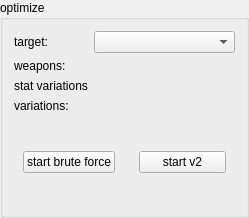
This is src/app/optimize_widget.ui in hanslhansl/elden-ring-damage-optimizer as Qt 5 draws it before an edit. The edited form follows.
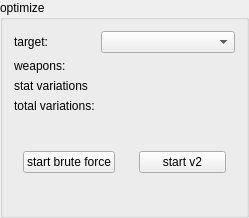
This is the edited form.

Commit message: slightly improved error handling in ui

What changed in the file:
```diff
--- a/src/app/optimize_widget.ui
+++ b/src/app/optimize_widget.ui
@@ -46,7 +46,7 @@
      <item row="3" column="0">
       <widget class="QLabel" name="label_2">
        <property name="text">
-        <string>variations:</string>
+        <string>total variations:</string>
        </property>
       </widget>
      </item>
```
The commit also changes 4 other files.
